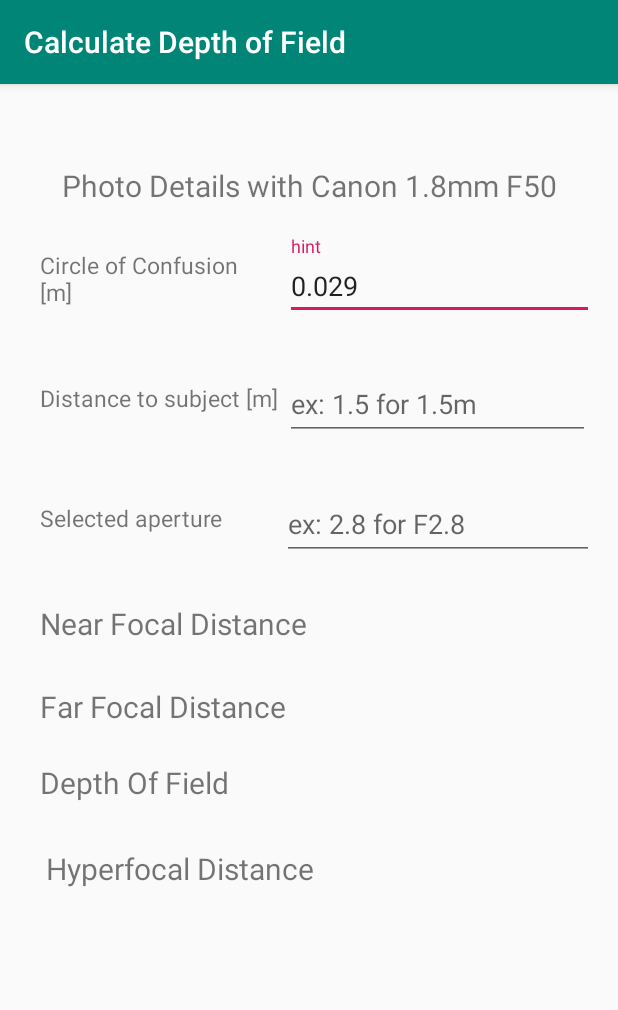
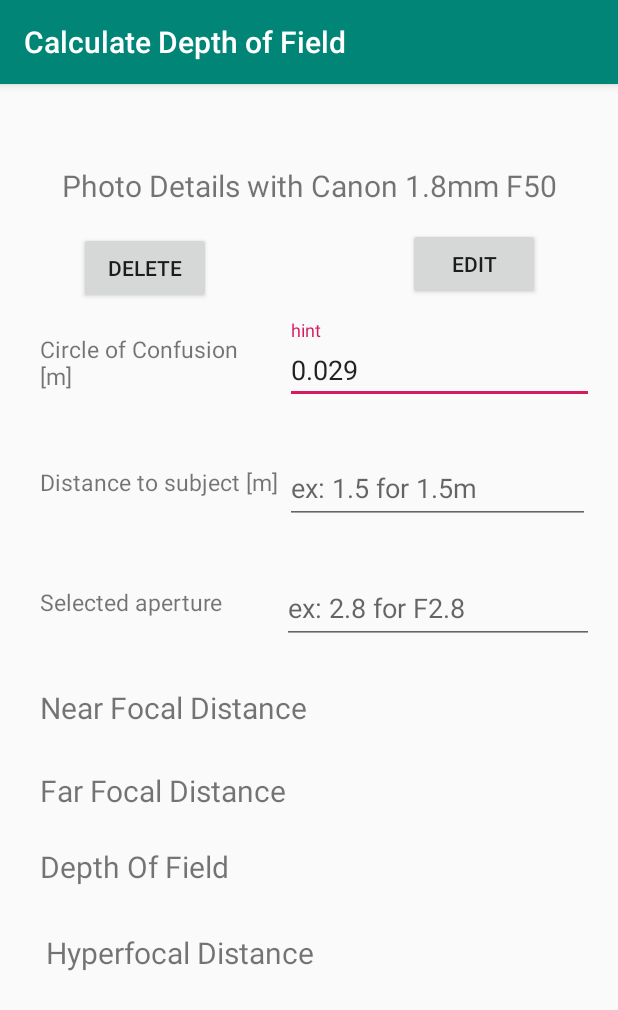
Before and after one commit to daniellenix/DepthOfFieldCalculator, an Android app: the ThirdActivity screen opened directly, with no data from a screen before it, on a phone screen of 412 x 824 dp. Shown: the top 1010 px of the screen. Run offline under Robolectric (Android 15) with nearby library versions, the light colour scheme and no system bars.

Commit message:
Drag and drop edit and delete buttons.

```diff
--- a/app/src/main/res/layout/activity_third.xml
+++ b/app/src/main/res/layout/activity_third.xml
@@ -41,7 +41,7 @@
         android:id="@+id/textInputLayout2"
         android:layout_width="206dp"
         android:layout_height="wrap_content"
-        android:layout_marginTop="20dp"
+        android:layout_marginTop="76dp"
         app:layout_constraintEnd_toStartOf="@+id/guideline10"
         app:layout_constraintTop_toBottomOf="@+id/textViewInfo">
 
@@ -50,8 +50,8 @@
             android:layout_width="match_parent"
             android:layout_height="wrap_content"
             android:hint="@string/hint"
+            android:inputType="numberDecimal"
             android:text="@string/_0_029"
-            android:inputType="numberDecimal"
             tools:text="0.029" />
     </com.google.android.material.textfield.TextInputLayout>
 
@@ -182,4 +182,27 @@
         android:orientation="horizontal"
         app:layout_constraintGuide_begin="606dp" />
 
+    <Button
+        android:id="@+id/buttonDelete"
+        android:layout_width="wrap_content"
+        android:layout_height="wrap_content"
+        android:layout_marginStart="36dp"
+        android:layout_marginTop="17dp"
+        android:text="Delete"
+        app:layout_constraintBottom_toTopOf="@+id/textInputLayout2"
+        app:layout_constraintStart_toStartOf="@+id/guideline9"
+        app:layout_constraintTop_toBottomOf="@+id/textViewInfo"
+        app:layout_constraintVertical_bias="0.0" />
+
+    <Button
+        android:id="@+id/buttonEdit"
+        android:layout_width="wrap_content"
+        android:layout_height="wrap_content"
+        android:layout_marginEnd="36dp"
+        android:text="Edit"
+        app:layout_constraintBottom_toTopOf="@+id/textInputLayout2"
+        app:layout_constraintEnd_toStartOf="@+id/guideline10"
+        app:layout_constraintTop_toBottomOf="@+id/textViewInfo"
+        app:layout_constraintVertical_bias="0.535" />
+
 </androidx.constraintlayout.widget.ConstraintLayout>
```
